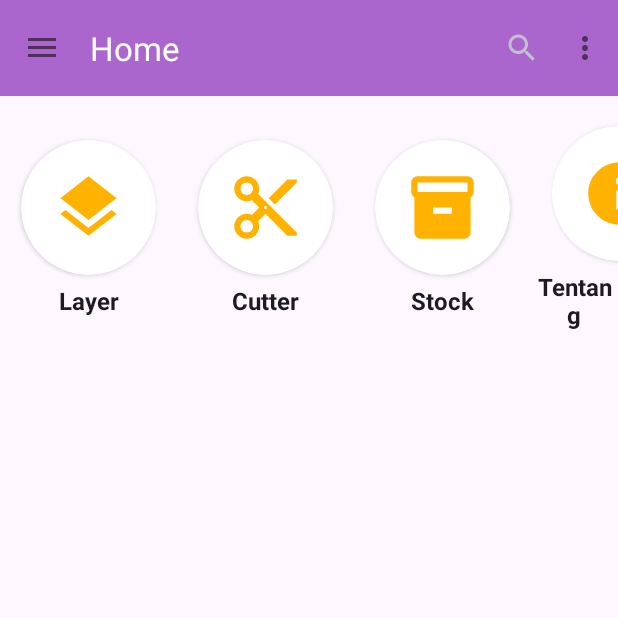
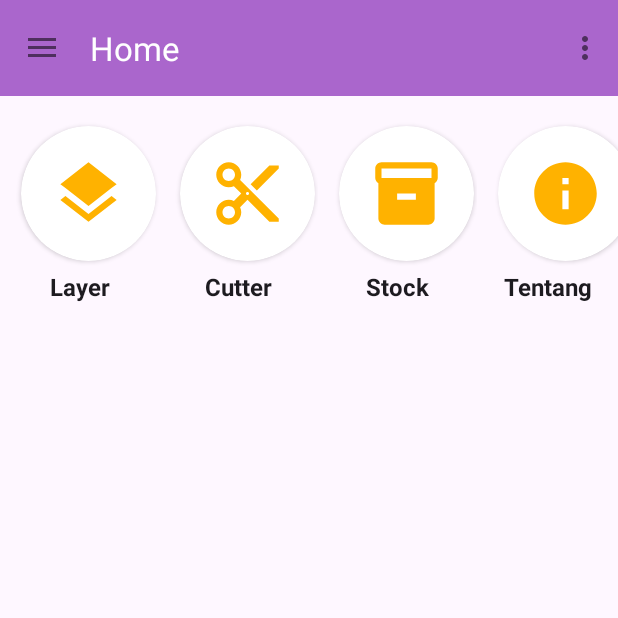
Before and after one commit to van-grafity/android-cutting-ghimli, an Android app: the MenuActivity screen opened directly, with no data from a screen before it, on a phone screen of 412 x 824 dp, the top half of it. Run offline under Robolectric (Android 15) with nearby library versions, the light colour scheme and no system bars; our stand-ins replace CircleImageView; Roboto replaces fonts that are not available here; 3 statements that could not run were skipped.

Commit message:
visibility different fragment

```diff
--- a/app/src/main/java/com/app/ivans/ghimli/ui/activity/MenuActivity.java
+++ b/app/src/main/java/com/app/ivans/ghimli/ui/activity/MenuActivity.java
@@ -100,14 +100,19 @@ public class MenuActivity extends BaseActivity implements NavigationView.OnNavig
             currentFragment = fragment;
             binding.navView.setCheckedItem(R.id.nav_home);
         }
-
-
     }
 
     @Override
     public boolean onCreateOptionsMenu(Menu menu) {
         getMenuInflater().inflate(R.menu.main, menu);
-        return super.onCreateOptionsMenu(menu);
+        MenuItem searchItem = menu.findItem(R.id.action_search);
+        searchItem.setVisible(false);
+//        if (currentFragment instanceof HomeFragment) {
+//            searchItem.setVisible(true);
+//        } else {
+//
+//        }
+        return true;
     }
 
     @Override
--- a/app/src/main/java/com/app/ivans/ghimli/ui/fragment/HomeFragment.java
+++ b/app/src/main/java/com/app/ivans/ghimli/ui/fragment/HomeFragment.java
@@ -1,5 +1,6 @@
 package com.app.ivans.ghimli.ui.fragment;
 
+import androidx.appcompat.widget.Toolbar;
 import androidx.cardview.widget.CardView;
 import androidx.fragment.app.FragmentTransaction;
 import androidx.lifecycle.ViewModelProvider;
--- a/app/src/main/res/layout/fragment_home.xml
+++ b/app/src/main/res/layout/fragment_home.xml
@@ -26,12 +26,13 @@
 
                 <androidx.cardview.widget.CardView
                     android:id="@+id/btn_layer"
-                    android:foreground="?android:attr/selectableItemBackground"
-                    android:clickable="true"
                     android:layout_width="90dp"
                     android:layout_height="90dp"
-                    android:layout_marginHorizontal="14dp"
                     android:layout_marginVertical="6dp"
+                    android:layout_marginLeft="14dp"
+                    android:layout_marginRight="2dp"
+                    android:clickable="true"
+                    android:foreground="?android:attr/selectableItemBackground"
                     app:cardCornerRadius="55dp">
 
                     <ImageView
@@ -59,12 +60,13 @@
 
                 <androidx.cardview.widget.CardView
                     android:id="@+id/btn_cutter"
-                    android:foreground="?android:attr/selectableItemBackground"
-                    android:clickable="true"
                     android:layout_width="90dp"
                     android:layout_height="90dp"
-                    android:layout_marginHorizontal="14dp"
                     android:layout_marginVertical="6dp"
+                    android:layout_marginLeft="14dp"
+                    android:layout_marginRight="2dp"
+                    android:clickable="true"
+                    android:foreground="?android:attr/selectableItemBackground"
                     app:cardCornerRadius="55dp">
 
                     <ImageView
@@ -92,12 +94,13 @@
 
                 <androidx.cardview.widget.CardView
                     android:id="@+id/btn_cut_piece_stock"
-                    android:foreground="?android:attr/selectableItemBackground"
-                    android:clickable="true"
                     android:layout_width="90dp"
                     android:layout_height="90dp"
-                    android:layout_marginHorizontal="14dp"
                     android:layout_marginVertical="6dp"
+                    android:layout_marginLeft="14dp"
+                    android:layout_marginRight="2dp"
+                    android:clickable="true"
+                    android:foreground="?android:attr/selectableItemBackground"
                     app:cardCornerRadius="55dp">
 
                     <ImageView
@@ -126,12 +129,13 @@
 
                 <androidx.cardview.widget.CardView
                     android:id="@+id/btn_about"
-                    android:foreground="?android:attr/selectableItemBackground"
-                    android:clickable="true"
                     android:layout_width="90dp"
                     android:layout_height="90dp"
-                    android:layout_marginHorizontal="14dp"
                     android:layout_marginVertical="6dp"
+                    android:layout_marginLeft="14dp"
+                    android:layout_marginRight="2dp"
+                    android:clickable="true"
+                    android:foreground="?android:attr/selectableItemBackground"
                     app:cardCornerRadius="55dp">
 
                     <ImageView
--- a/app/src/main/res/menu/main.xml
+++ b/app/src/main/res/menu/main.xml
@@ -4,7 +4,7 @@
     <item
         android:id="@+id/action_search"
         android:title="@string/search"
-        android:visible="true"
+        android:visible="false"
         android:icon="@drawable/ic_search"
         app:showAsAction="ifRoom" />
     <item
--- a/app/src/main/res/values/themes.xml
+++ b/app/src/main/res/values/themes.xml
@@ -12,7 +12,7 @@
         <!-- Status bar color. -->
         <item name="android:statusBarColor" tools:targetApi="l">@android:color/holo_purple</item>
         <!-- Customize your theme here. -->
-<!--        <item name="android:windowTranslucentStatus">true</item>-->
+        <item name="android:windowTranslucentStatus">true</item>
 <!--        <item name="android:windowTranslucentNavigation">true</item>-->
     </style>
 
```
Also changed, not shown: app/src/main/java/com/app/ivans/ghimli/ui/fragment/LayerFragment.java (+42 -3 lines), app/src/main/res/layout/fragment_layer.xml (+38 -2 lines), 1 other file.
